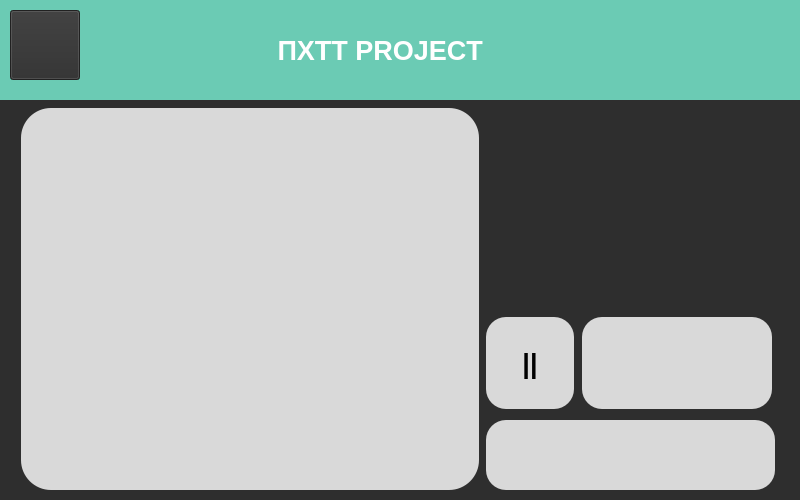
SpyCrabG/Keks, file design/window3.ui: the form before one commit.
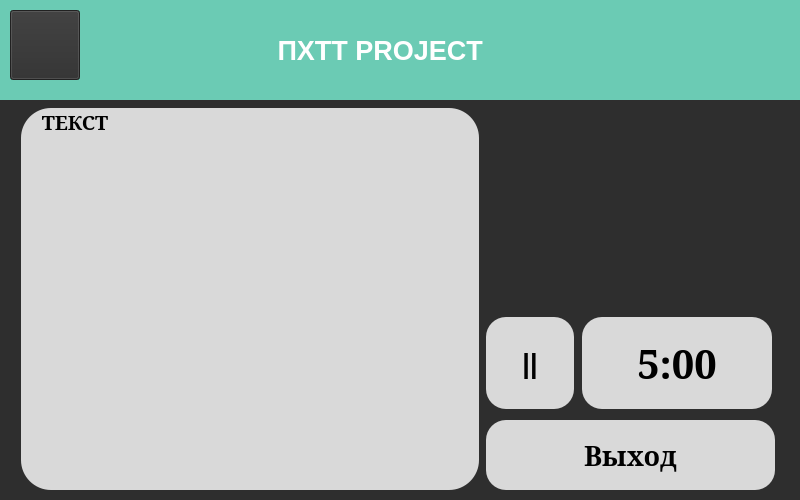
The form after the commit. Icons and pictures are not drawn.

The edit to the form file:
```diff
--- a/design/window3.ui
+++ b/design/window3.ui
@@ -88,12 +88,20 @@
       <height>382</height>
      </rect>
     </property>
+    <property name="font">
+     <font>
+      <family>MS Serif</family>
+      <pointsize>15</pointsize>
+      <weight>75</weight>
+      <bold>true</bold>
+     </font>
+    </property>
     <property name="styleSheet">
      <string notr="true">background-color: #D9D9D9;
 border-radius: 30;</string>
     </property>
     <property name="text">
-     <string/>
+     <string>    ТЕКСТ</string>
     </property>
     <property name="textFormat">
      <enum>Qt::AutoText</enum>
@@ -101,6 +109,9 @@
     <property name="scaledContents">
      <bool>false</bool>
     </property>
+    <property name="alignment">
+     <set>Qt::AlignLeading|Qt::AlignLeft|Qt::AlignTop</set>
+    </property>
    </widget>
    <widget class="QLabel" name="lbl2">
     <property name="geometry">
@@ -111,13 +122,30 @@
       <height>92</height>
      </rect>
     </property>
+    <property name="font">
+     <font>
+      <family>MS Serif</family>
+      <pointsize>30</pointsize>
+      <weight>75</weight>
+      <bold>true</bold>
+     </font>
+    </property>
     <property name="styleSheet">
      <string notr="true">background-color: #D9D9D9;
 border-radius: 20
 ;</string>
     </property>
     <property name="text">
-     <string/>
+     <string>5:00</string>
+    </property>
+    <property name="textFormat">
+     <enum>Qt::PlainText</enum>
+    </property>
+    <property name="scaledContents">
+     <bool>false</bool>
+    </property>
+    <property name="alignment">
+     <set>Qt::AlignCenter</set>
     </property>
    </widget>
    <widget class="QPushButton" name="btn1">
@@ -159,6 +187,14 @@
       <height>70</height>
      </rect>
     </property>
+    <property name="font">
+     <font>
+      <family>MS Serif</family>
+      <pointsize>20</pointsize>
+      <weight>75</weight>
+      <bold>true</bold>
+     </font>
+    </property>
     <property name="styleSheet">
      <string notr="true">QPushButton {
 border-radius: 20;
@@ -170,7 +206,7 @@
 </string>
     </property>
     <property name="text">
-     <string/>
+     <string>Выход</string>
     </property>
    </widget>
    <widget class="QLabel" name="label">
```
Left out of the diff: 1 changed line with no effect on the pictures.
